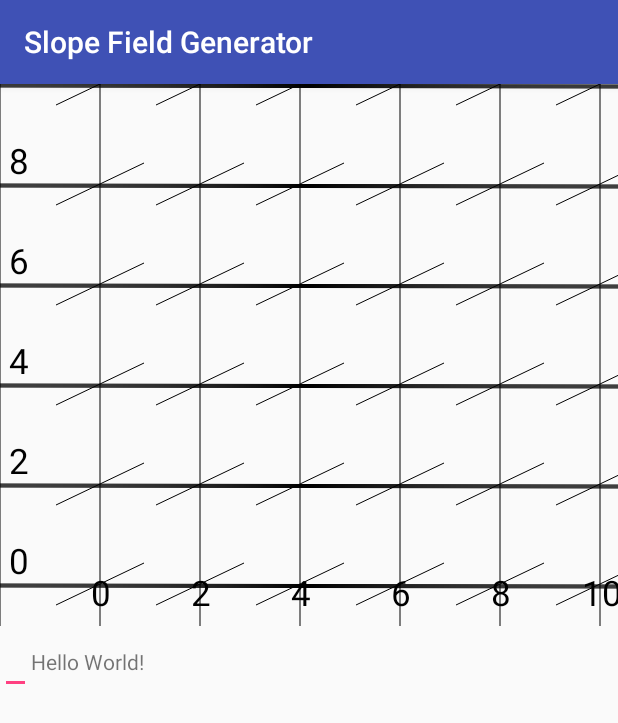
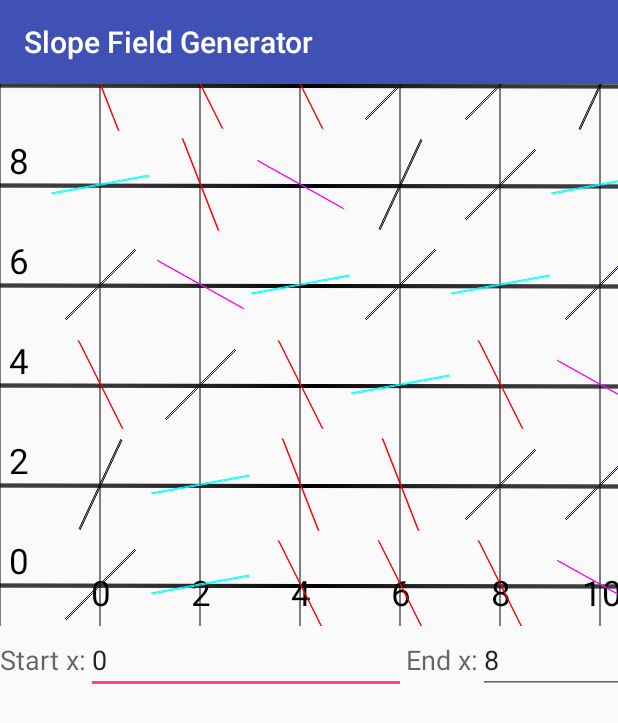
Before and after one commit to MathBunny/slope-fields-generator, an Android app: the screen it shows after launch (MainActivity), on a phone screen of 412 x 824 dp. Shown: the top 723 px of the screen. Run offline under Robolectric (Android 15) with nearby library versions, the phone set to English and light mode, and no system bars.

Commit message:
Add multiple colours, improved layout, Dijkstra Shunting-Yard libraries with updated gradle

```diff
--- a/app/build.gradle
+++ b/app/build.gradle
@@ -20,8 +20,9 @@ android {
 }
 
 dependencies {
-    compile fileTree(dir: 'libs', include: ['*.jar'])
+    compile fileTree(include: ['*.jar'], dir: 'libs')
     testCompile 'junit:junit:4.12'
     compile 'com.android.support:appcompat-v7:23.4.0'
     compile 'com.android.support:support-v4:23.4.0'
+    compile files('libs/exp4j-0.4.7.jar')
 }
--- /dev/null
+++ b/app/src/main/java/ca/horatiu/slope_field_generator/Evaluate.java
@@ -0,0 +1,22 @@
+package ca.horatiu.slope_field_generator;
+import net.objecthunter.exp4j.Expression;
+import net.objecthunter.exp4j.ExpressionBuilder;
+
+/**
+ * Created by Horatiu on 13/06/2016.
+ */
+public class Evaluate {
+
+    public static void evaluate(){
+        Expression e = new ExpressionBuilder("3 * sin(y) - 2 / (x - 2)")
+                .variables("x", "y")
+                .build()
+                .setVariable("x", 2.3)
+                .setVariable("y", 3.14);
+        double result = e.evaluate();
+    }
+
+    public Evaluate(){
+
+    }
+}
--- a/app/src/main/java/ca/horatiu/slope_field_generator/Graph.java
+++ b/app/src/main/java/ca/horatiu/slope_field_generator/Graph.java
@@ -13,6 +13,7 @@ import android.view.View;
  */
 public class Graph extends View {
     static final int MIN_PIXELS_PER_SQUARE = 100;
+    static final int TANGENT_THICKNESS = 2;
     Paint paint;
 
     int startX = 0;
@@ -63,7 +64,22 @@ public class Graph extends View {
             yStart = yCanvas;
             yEnd = yCanvas;
         }
-        canvas.drawLine(xStart, yStart, xEnd, yEnd, paint); //#HOPE!
+        if (slope > 2)
+         paint.setColor(Color.BLACK);
+        else if (slope < 2 && slope >= 1)
+            paint.setColor(Color.BLUE);
+        else if (slope > 0){
+            paint.setColor(Color.CYAN);
+        }
+        else if (slope < 0 && slope >= -1){
+            paint.setColor(Color.MAGENTA);
+        }
+        else{
+            paint.setColor(Color.RED);
+        }
+
+        for(int z = 0; z < TANGENT_THICKNESS; z++)
+            canvas.drawLine(xStart+z, yStart+z, xEnd+z, yEnd+z, paint); //#HOPE!
 
         //you can go along the diagonal.. halfway
 
@@ -76,7 +92,9 @@ public class Graph extends View {
             int iterY = 0;
             for(int y = startYGFX; y >= 0; y-=MIN_PIXELS_PER_SQUARE, iterY++){ //<= width-MIN_
                 int yLoc = (startY + iterY * skip); //this is the Y coordinate
-                drawSegment(xLoc, yLoc, 0.5, x, y, canvas); //drawSegment(0, 0, 2, xLoc, yLoc, canvas);
+
+                double [] arr = {-2.5, -2, -0.6, 0.2, 1, 2.2};
+                drawSegment(xLoc, yLoc, arr[(int)(Math.random()*6)], x, y, canvas); //drawSegment(0, 0, 2, xLoc, yLoc, canvas);
                 //canvas.drawText(xLoc+" " + yLoc, x, y, paint);
 
             }
--- a/app/src/main/java/ca/horatiu/slope_field_generator/MainActivity.java
+++ b/app/src/main/java/ca/horatiu/slope_field_generator/MainActivity.java
@@ -5,6 +5,8 @@ import android.os.Bundle;
 import android.widget.LinearLayout;
 
 public class MainActivity extends AppCompatActivity {
+    String yExpression = "";
+    String xExpression = "";
 
     @Override
     protected void onCreate(Bundle savedInstanceState) {
--- a/app/src/main/res/layout/activity_main.xml
+++ b/app/src/main/res/layout/activity_main.xml
@@ -13,19 +13,68 @@
     </LinearLayout>
 
     <LinearLayout android:layout_width="match_parent"
-        android:orientation="horizontal"
+        android:orientation="vertical"
         android:layout_height="wrap_content"
         android:layout_weight="1">
-        <EditText
-            android:layout_width="wrap_content"
-            android:layout_height="wrap_content" />
 
-        <TextView
-            android:layout_width="wrap_content"
-            android:layout_height="wrap_content"
-            android:text="Hello World!"
-            />
 
+        <GridLayout
+            android:layout_width="match_parent"
+            android:layout_height="match_parent">
+
+            <TextView
+                android:layout_width="wrap_content"
+                android:layout_height="wrap_content"
+                android:textAppearance="?android:attr/textAppearanceMedium"
+                android:text="Start x:"
+                android:id="@+id/textView"
+                android:layout_row="0"
+                android:layout_column="0"
+                android:layout_gravity="left"
+                android:layout_weight="1"
+                />
+
+            <EditText
+                android:layout_width="wrap_content"
+                android:layout_height="wrap_content"
+                android:inputType="number"
+                android:ems="10"
+                android:id="@+id/editText"
+                android:layout_row="0"
+                android:layout_column="1"
+                android:layout_gravity="left|center_horizontal"
+                android:text="0"
+                android:layout_columnSpan="1"
+                android:layout_rowSpan="1"
+                android:maxLength="5"
+                android:layout_weight="1"
+                />
+
+            <TextView
+                android:layout_width="wrap_content"
+                android:layout_height="wrap_content"
+                android:textAppearance="?android:attr/textAppearanceMedium"
+                android:text="End x:"
+                android:id="@+id/textView2"
+                android:layout_row="0"
+                android:layout_column="2"
+                android:layout_gravity="center_horizontal"
+                android:layout_weight="1"
+                />
+
+            <EditText
+                android:layout_width="wrap_content"
+                android:layout_height="wrap_content"
+                android:inputType="number"
+                android:ems="10"
+                android:id="@+id/editText2"
+                android:layout_row="0"
+                android:layout_column="3"
+                android:layout_gravity="right"
+                android:text="8"
+                android:layout_weight="1"
+                />
+        </GridLayout>
     </LinearLayout>
 
 
```
Also changed, not shown: app/libs/exp4j-0.4.7.jar (added).
